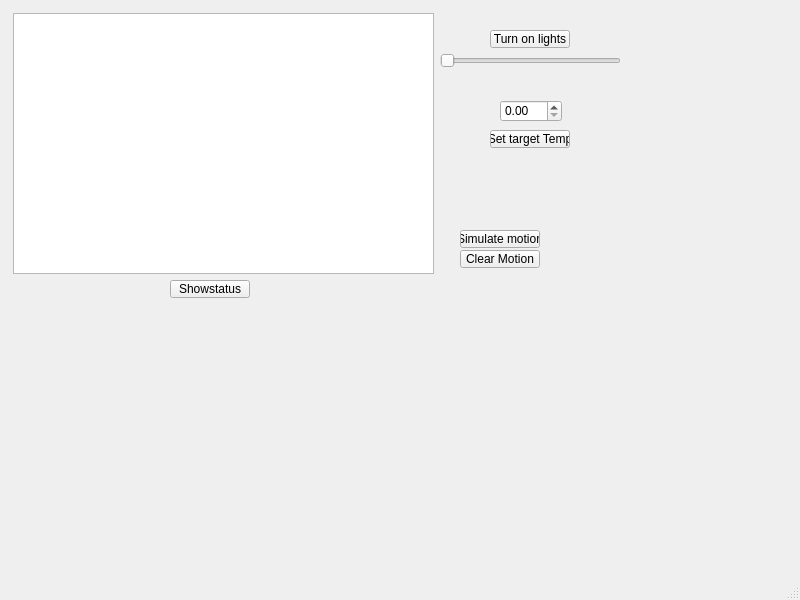
Qt form Smart-home/mainwindow.ui (jjoellie/Cpp_project_smart-home) before a commit.
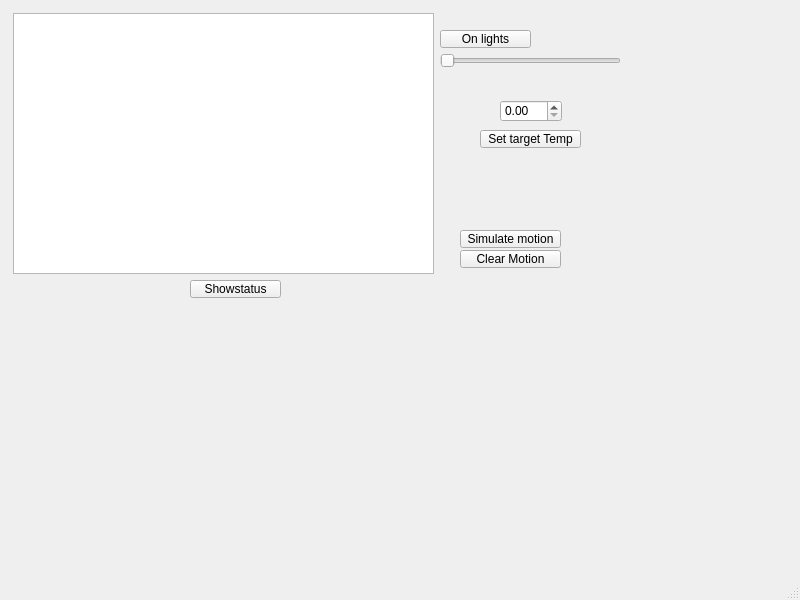
The same form after that commit.

Commit message: fixed motion sensors added lights off button

What changed in the file:
```diff
--- a/Smart-home/mainwindow.ui
+++ b/Smart-home/mainwindow.ui
@@ -27,9 +27,9 @@
    <widget class="QPushButton" name="btnShow">
     <property name="geometry">
      <rect>
-      <x>170</x>
+      <x>190</x>
       <y>280</y>
-      <width>80</width>
+      <width>91</width>
       <height>18</height>
      </rect>
     </property>
@@ -40,14 +40,14 @@
    <widget class="QPushButton" name="btnLightsOn">
     <property name="geometry">
      <rect>
-      <x>490</x>
+      <x>440</x>
       <y>30</y>
-      <width>80</width>
+      <width>91</width>
       <height>18</height>
      </rect>
     </property>
     <property name="text">
-     <string>Turn on lights</string>
+     <string>On lights</string>
     </property>
    </widget>
    <widget class="QSlider" name="sliderBrightness">
@@ -76,9 +76,9 @@
    <widget class="QPushButton" name="btnSetTemp">
     <property name="geometry">
      <rect>
-      <x>490</x>
+      <x>480</x>
       <y>130</y>
-      <width>80</width>
+      <width>101</width>
       <height>18</height>
      </rect>
     </property>
@@ -91,7 +91,7 @@
      <rect>
       <x>460</x>
       <y>230</y>
-      <width>80</width>
+      <width>101</width>
       <height>18</height>
      </rect>
     </property>
@@ -104,7 +104,7 @@
      <rect>
       <x>460</x>
       <y>250</y>
-      <width>80</width>
+      <width>101</width>
       <height>18</height>
      </rect>
     </property>
```
The commit also changes 5 other files.
